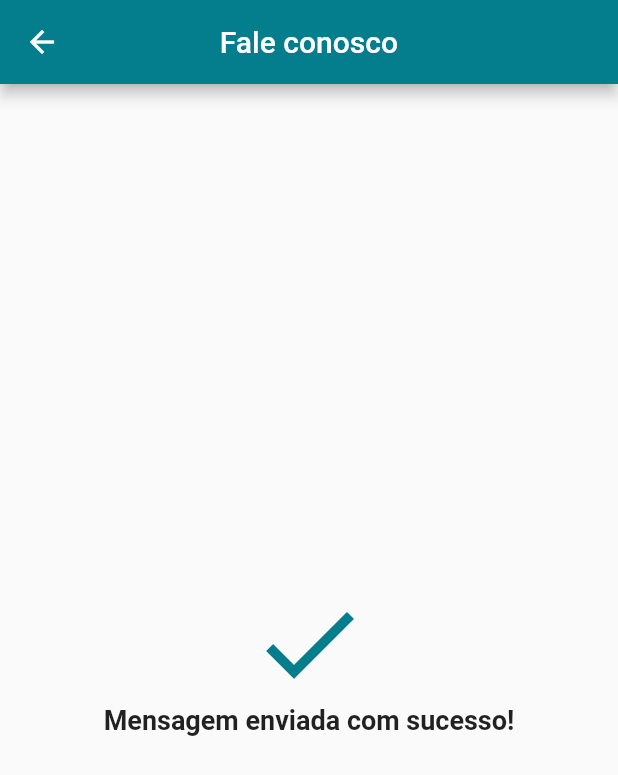
After one commit to JacksonECO/Loja_Virtual, a Flutter app: the ContactUsScreen screen opened directly, after a tap on "Enviar", on a phone screen of 412 x 824 dp. The commit adds this screen. Shown: the top 775 px of the screen. Run offline on Flutter 3.47's test engine with Material 2 defaults, Android fonts, the phone set to English and light mode, and no system bars; our stand-ins replace carousel_pro, cloud_firestore, firebase_auth, google_sign_in, transparent_image; missing offline and left inert: flutter_facebook_login; accounts and stored records are empty.

Commit message:
Contact us

```diff
--- /dev/null
+++ b/loja_virtual/lib/contact_us_screen.dart
@@ -0,0 +1,208 @@
+import 'package:cloud_firestore/cloud_firestore.dart';
+import 'package:flutter/cupertino.dart';
+import 'package:flutter/material.dart';
+import 'package:lojavirtual/main_screen.dart';
+import 'package:lojavirtual/user_model.dart';
+import 'package:url_launcher/url_launcher.dart';
+
+class ContactUsScreen extends StatelessWidget {
+  final _nameControlle = TextEditingController();
+  final _emailControlle = TextEditingController();
+  final _menControlle = TextEditingController();
+
+  @override
+  Widget build(BuildContext context) {
+    return Scaffold(
+      body: SingleChildScrollView(
+        child: Column(
+          children: [
+            Card(
+              margin: EdgeInsets.symmetric(horizontal: 20, vertical: 10),
+              child: Padding(
+                  padding: const EdgeInsets.all(15),
+                  child: Column(
+                    children: [
+                      Text(
+                        "Nossos Contatos",
+                        style: TextStyle(fontSize: 18,
+                            fontWeight: FontWeight.w900,
+                            color: Theme.of(context).primaryColor
+                        ),
+                      ),
+                      SizedBox(height: 10),
+                      Row(
+                        children: <Widget>[
+                          Icon(Icons.web),
+                          InkWell(
+                            child: Text("   Nosso Site"),
+                            onTap: ()async {
+                              try{
+                                await launch("https://asimovjr.com.br/");
+                              }catch(e){
+
+                              }
+                            },
+                          )
+                        ],
+                      ),
+                      SizedBox(height: 5,),
+                      Row(
+                        children: <Widget>[
+                          Container(
+                            width: 25,
+                            child: Image.asset("images/facebook.png", fit: BoxFit.cover),
+                          ),
+                          InkWell(
+                            child: Text("   Facebook"),
+                            onTap: ()async {
+                              try{
+                                await launch("https://www.facebook.com/jrasimov/?ref=br_rs");
+                              }catch(e){
+
+                              }
+                            },
+                          )
+                        ],
+                      ),
+                    ],
+                  )
+              ),
+            ),
+            Card(
+              margin: EdgeInsets.symmetric(horizontal: 20, vertical: 10),
+              child: Padding(
+                padding: const EdgeInsets.all(15),
+                child: Column(
+                  crossAxisAlignment: CrossAxisAlignment.start,
+                  children: <Widget>[
+                    Center(
+                      child: Text(
+                        "Envia-nos uma mensagem",
+                        style: TextStyle(fontSize: 18,
+                            fontWeight: FontWeight.w900,
+                            color: Theme.of(context).primaryColor
+                        ),
+                      ),
+                    ),
+                    SizedBox(height: 10),
+                    Text(
+                      "Seu nome: ",
+                      style: TextStyle(fontSize: 16, fontWeight: FontWeight.bold),
+                    ),
+                    TextField(
+                      controller: _nameControlle,
+                      decoration: InputDecoration(
+                        hintText: (UserModel.of(context).firebaseUser != null
+                            ? UserModel.of(context).firebaseUser.displayName
+                            : "Digite seu nome"),
+                      ),
+                    ),
+                    SizedBox(height: 20),
+                    Text(
+                      "Seu email: ",
+                      style: TextStyle(fontSize: 16, fontWeight: FontWeight.bold),
+                    ),
+                    TextField(
+                      controller: _emailControlle,
+                      decoration: InputDecoration(
+                          hintText: (UserModel.of(context).firebaseUser != null
+                              ? UserModel.of(context).firebaseUser.email
+                              : "Digite seu e-mail")),
+                    ),
+                    SizedBox(height: 20),
+                    Text(
+                      "Mensagem: ",
+                      style: TextStyle(fontSize: 16, fontWeight: FontWeight.bold),
+                    ),
+                    TextField(
+                      controller: _menControlle,
+                      decoration: InputDecoration(
+                        hintText: "Digite aqui sua mensagem",
+                      ),
+                    ),
+                    SizedBox(height: 20),
+                    Center(
+                      child: RaisedButton(
+                        color: Theme.of(context).primaryColor,
+                        textColor: Colors.white,
+                        child: Text("Enviar"),
+                        onPressed: () async {
+                          SendMens men = SendMens(
+                              (_nameControlle.text == "" && UserModel.of(context).firebaseUser != null
+                                  ? UserModel.of(context).firebaseUser.displayName
+                                  : _nameControlle.text),
+                              (_emailControlle.text == "" && UserModel.of(context).firebaseUser != null
+                                  ? UserModel.of(context).firebaseUser.email
+                                  : _emailControlle.text),
+                              (UserModel.of(context).firebaseUser == null ? "" : UserModel.of(context).firebaseUser.uid),
+                              _menControlle.text);
+
+                          await Firestore.instance
+                              .collection("message")
+                              .add(men.toMap());
+
+                          Navigator.push(
+                              context,
+                              MaterialPageRoute(builder: (context) => SendedMen()));
+                          ///Futuramnete caso precise pegar o ID da mensagem usar:
+                          ////.then((doc){cardProduct.cid = doc.documentID;
+                        },
+                      ),
+                    )
+                  ],
+                ),
+              ),
+            ),
+          ],
+        ),
+      ),
+    );
+  }
+}
+
+class SendMens {
+  String name, email, userId, message;
+
+  SendMens(this.name, this.email, this.userId, this.message);
+
+  Map<String, dynamic> toMap() {
+    return {
+      "nome": name,
+      "email": email,
+      "userID": userId,
+      "message": message,
+    };
+  }
+}
+
+class SendedMen extends StatelessWidget {
+  @override
+  Widget build(BuildContext context) {
+    Future.delayed(Duration(seconds: 3), () {
+      Navigator.push(
+        context,
+        MaterialPageRoute(builder: (context) => HomeScreen()),
+      );
+    });
+    return Scaffold(
+        appBar: AppBar(
+          title: Text("Fale conosco"),
+          centerTitle: true,
+        ),
+        body: Center(
+          child: Column(
+              mainAxisAlignment: MainAxisAlignment.center,
+              children: <Widget>[
+                Icon(
+                  Icons.check,
+                  color: Theme.of(context).primaryColor,
+                  size: 80,
+                ),
+                Text(
+                  "Mensagem enviada com sucesso!",
+                  style: TextStyle(fontWeight: FontWeight.bold, fontSize: 18),
+                ),
+              ]),
+        ));
+  }
+}
--- a/loja_virtual/lib/drawer_custom.dart
+++ b/loja_virtual/lib/drawer_custom.dart
@@ -110,7 +110,7 @@ class CustomDrawer extends StatelessWidget {
                   ],
                 )
               ),
-              SizedBox(height: 20),
+              SizedBox(height: 5),
               Divider(),
               DrawerTile(Icons.home, "Início", _pagesController, 0),
               Divider(),
@@ -119,6 +119,8 @@ class CustomDrawer extends StatelessWidget {
               DrawerTile(Icons.location_on, "Lojas", _pagesController, 2),
               Divider(),
               DrawerTile(Icons.playlist_add_check, "Meus Pedidos", _pagesController, 3),
+              Divider(),
+              DrawerTile(Icons.contact_mail, "Fale Conosco", _pagesController, 4),
               Divider(),
               SizedBox(height: 50),
               //SizedBox(height: 150,child: Container(color: Colors.transparent,),),
--- a/loja_virtual/lib/main_screen.dart
+++ b/loja_virtual/lib/main_screen.dart
@@ -1,5 +1,6 @@
 import 'package:flutter/material.dart';
 import 'package:lojavirtual/card_bottom.dart';
+import 'package:lojavirtual/contact_us_screen.dart';
 import 'package:lojavirtual/order_tab.dart';
 import 'package:lojavirtual/places_tab.dart';
 import 'package:lojavirtual/products_tab.dart';
@@ -50,6 +51,13 @@ class HomeScreen extends StatelessWidget {
           drawer: CustomDrawer(_pagesController),
           floatingActionButton: CardBottom(),
         ),
+
+        Scaffold(
+          appBar: AppBar(title: Text("Fale conosco"), centerTitle: true),
+          body: ContactUsScreen(),
+          drawer: CustomDrawer(_pagesController),
+          floatingActionButton: CardBottom(),
+        ),
       ],
     );
   }
```
